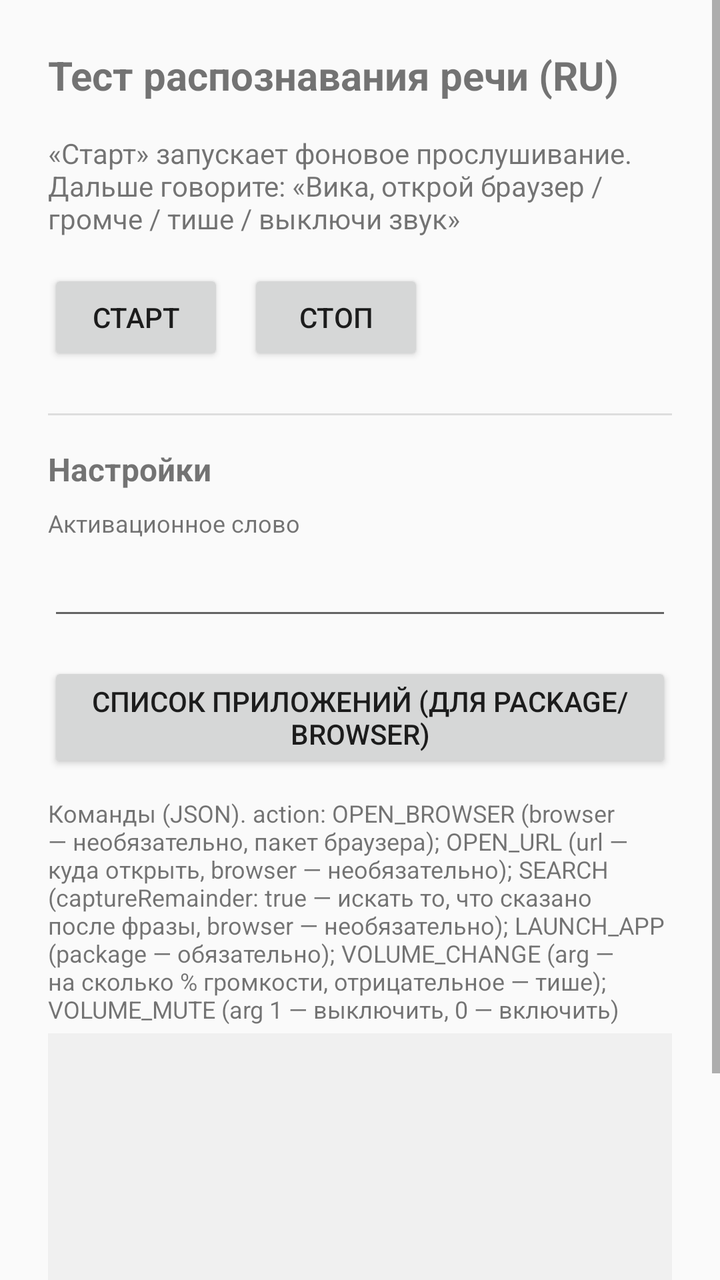
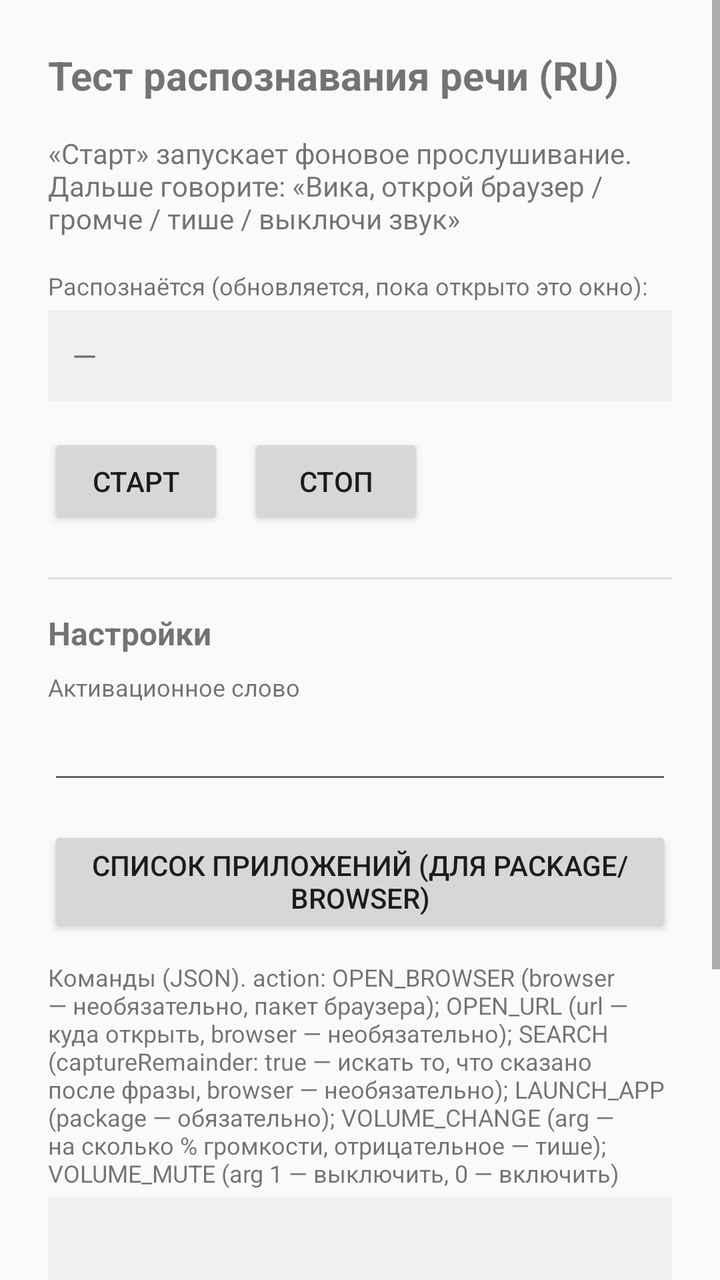

Screens rendered from an Android XML layout before and after an edit, with the pre-edit source and the edit as a unified diff.
<!-- AndroidManifest.xml: application theme android:Theme.Material.Light -->
<!-- res/layout/activity_main.xml -->
<?xml version="1.0" encoding="utf-8"?>
<ScrollView xmlns:android="http://schemas.android.com/apk/res/android"
    android:layout_width="match_parent"
    android:layout_height="match_parent">

    <LinearLayout
        android:layout_width="match_parent"
        android:layout_height="wrap_content"
        android:orientation="vertical"
        android:padding="24dp">

        <TextView
            android:id="@+id/titleText"
            android:layout_width="wrap_content"
            android:layout_height="wrap_content"
            android:text="Тест распознавания речи (RU)"
            android:textSize="20sp"
            android:textStyle="bold"
            android:layout_marginBottom="16dp" />

        <TextView
            android:id="@+id/statusText"
            android:layout_width="match_parent"
            android:layout_height="wrap_content"
            android:text="«Старт» запускает фоновое прослушивание. Дальше говорите: «Вика, открой браузер / громче / тише / выключи звук»"
            android:textSize="14sp"
            android:layout_marginBottom="16dp" />

        <LinearLayout
            android:layout_width="wrap_content"
            android:layout_height="wrap_content"
            android:orientation="horizontal"
            android:layout_marginBottom="24dp">

            <Button
                android:id="@+id/startButton"
                android:layout_width="wrap_content"
                android:layout_height="wrap_content"
                android:text="Старт"
                android:layout_marginEnd="12dp" />

            <Button
                android:id="@+id/stopButton"
                android:layout_width="wrap_content"
                android:layout_height="wrap_content"
                android:text="Стоп" />
        </LinearLayout>

        <View
            android:layout_width="match_parent"
            android:layout_height="1dp"
            android:background="#dddddd"
            android:layout_marginBottom="16dp" />

        <TextView
            android:layout_width="wrap_content"
            android:layout_height="wrap_content"
            android:text="Настройки"
            android:textSize="16sp"
            android:textStyle="bold"
            android:layout_marginBottom="8dp" />

        <TextView
            android:layout_width="wrap_content"
            android:layout_height="wrap_content"
            android:text="Активационное слово"
            android:textSize="12sp"
            android:layout_marginBottom="4dp" />

        <EditText
            android:id="@+id/wakeWordInput"
            android:layout_width="match_parent"
            android:layout_height="wrap_content"
            android:inputType="text"
            android:layout_marginBottom="16dp" />

        <Button
            android:id="@+id/listAppsButton"
            android:layout_width="wrap_content"
            android:layout_height="wrap_content"
            android:text="Список приложений (для package/browser)"
            android:layout_marginBottom="12dp" />

        <TextView
            android:layout_width="wrap_content"
            android:layout_height="wrap_content"
            android:text="Команды (JSON). action: OPEN_BROWSER (browser — необязательно, пакет браузера); OPEN_URL (url — куда открыть, browser — необязательно); SEARCH (captureRemainder: true — искать то, что сказано после фразы, browser — необязательно); LAUNCH_APP (package — обязательно); VOLUME_CHANGE (arg — на сколько % громкости, отрицательное — тише); VOLUME_MUTE (arg 1 — выключить, 0 — включить)"
            android:textSize="12sp"
            android:layout_marginBottom="4dp" />

        <EditText
            android:id="@+id/commandsInput"
            android:layout_width="match_parent"
            android:layout_height="wrap_content"
            android:minLines="10"
            android:gravity="top|start"
            android:inputType="textMultiLine"
            android:typeface="monospace"
            android:textSize="12sp"
            android:background="#f0f0f0"
            android:padding="8dp"
            android:layout_marginBottom="16dp" />

        <LinearLayout
            android:layout_width="wrap_content"
            android:layout_height="wrap_content"
            android:orientation="horizontal">

            <Button
                android:id="@+id/saveButton"
                android:layout_width="wrap_content"
                android:layout_height="wrap_content"
                android:text="Сохранить настройки"
                android:layout_marginEnd="12dp" />

            <Button
                android:id="@+id/resetButton"
                android:layout_width="wrap_content"
                android:layout_height="wrap_content"
                android:text="Сбросить" />
        </LinearLayout>

    </LinearLayout>
</ScrollView>
<!-- resources referenced by this layout -->
<resources>

</resources>

<!-- the commit's change to res/layout/activity_main.xml (unified diff, before → after) -->
@@ -24,6 +24,23 @@
             android:layout_height="wrap_content"
             android:text="«Старт» запускает фоновое прослушивание. Дальше говорите: «Вика, открой браузер / громче / тише / выключи звук»"
             android:textSize="14sp"
+            android:layout_marginBottom="16dp" />
+
+        <TextView
+            android:layout_width="wrap_content"
+            android:layout_height="wrap_content"
+            android:text="Распознаётся (обновляется, пока открыто это окно):"
+            android:textSize="12sp"
+            android:layout_marginBottom="4dp" />
+
+        <TextView
+            android:id="@+id/resultText"
+            android:layout_width="match_parent"
+            android:layout_height="wrap_content"
+            android:text="—"
+            android:textSize="16sp"
+            android:padding="12dp"
+            android:background="#f0f0f0"
             android:layout_marginBottom="16dp" />
 
         <LinearLayout
